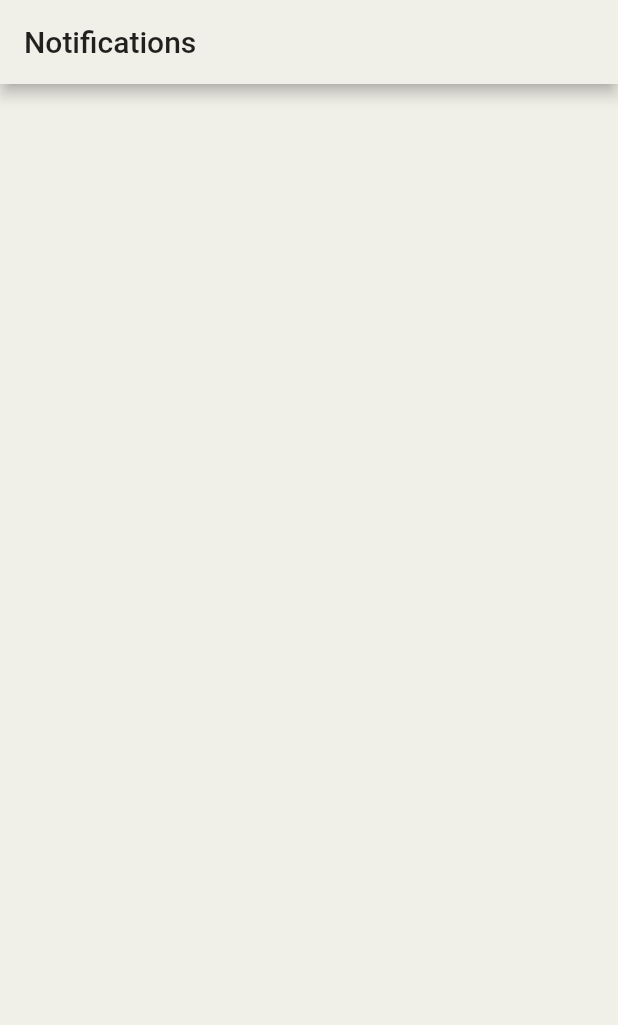
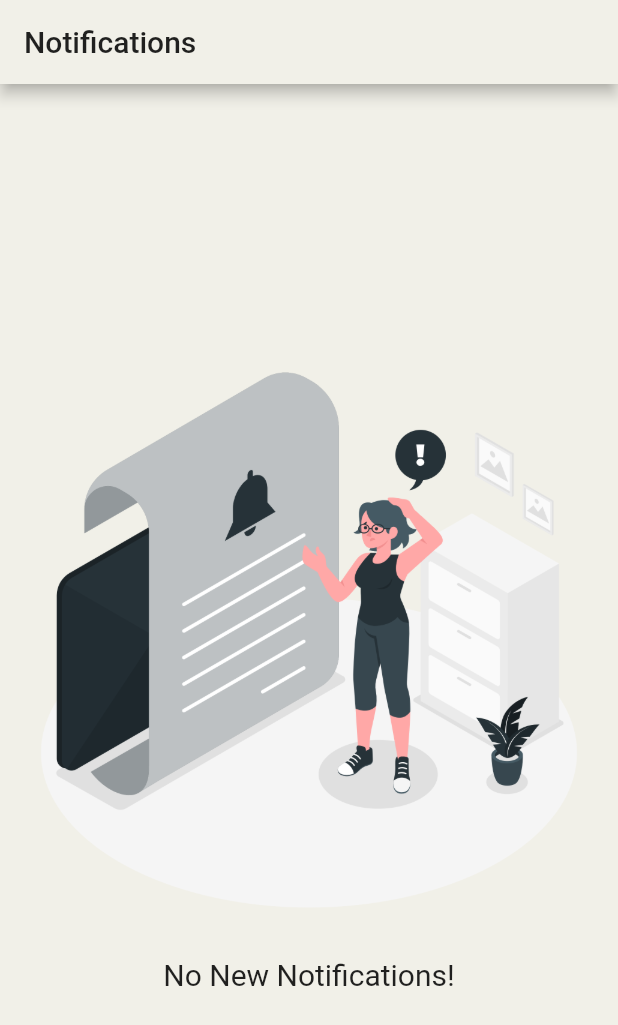
Before and after one commit to imshivamdwivedi/Buddy, a Flutter app: the UserNotification screen opened directly, on a phone screen of 412 x 824 dp. Shown: the top 1025 px of the screen. Run offline on Flutter 3.47's test engine with Material 2 defaults, Android fonts, the phone set to English and light mode, and no system bars; our stand-ins replace another_flushbar, firebase_auth, firebase_core, firebase_database, flutter_svg, flutter_typeahead and 3 more; missing offline and left inert: syncfusion_flutter_core; accounts and stored records are empty.

Commit message:
Added no new notification Module

```diff
--- a/lib/notification/screen/notification_screen.dart
+++ b/lib/notification/screen/notification_screen.dart
@@ -53,7 +53,27 @@ class _UserNotificationState extends State<UserNotification> {
         ),
         backgroundColor: kPrimaryColor,
       ),
-      body: ListView.builder(
+      body: notData.allNotification.isEmpty
+          ? Column(
+              mainAxisAlignment: MainAxisAlignment.center,
+              children: [
+                Image.asset(
+                  "assets/images/nonewnot.png",
+                  height: 400.0,
+                  width: 400.0,
+                ),
+                SizedBox(
+                  height: 20,
+                ),
+                Center(
+                  child: Text(
+                    'No New Notifications!',
+                    style: TextStyle(fontSize: 20),
+                  ),
+                ),
+              ],
+            )
+          : ListView.builder(
               itemBuilder: (ctx, index) => ChangeNotifierProvider.value(
                 value: notData.allNotification[index],
                 child: Consumer<NotificationModel>(
@@ -62,6 +82,8 @@ class _UserNotificationState extends State<UserNotification> {
                       return RequestNotification(
                         notificationModel: not,
                       );
+                    } else if (not.type == 'TEXT') {
+                      return SimpleNotification(not.title);
                     } else {
                       return SimpleNotification('No New Notifications!');
                     }
--- a/lib/user/screens/connection screen/search_connection_screen.dart
+++ b/lib/user/screens/connection screen/search_connection_screen.dart
@@ -199,11 +199,9 @@ class _SearchConnectionScreenState extends State<SearchConnectionScreen> {
       onPressed: user.isFriend
           ? null
           : () {
-              String name =
-                  user.userModel.firstName + " " + user.userModel.lastName;
               //---(Creating Request)----//
               ConnectionHandler().createRequest(_auth.currentUser!.uid,
-                  user.userModel.id, context, name, user);
+                  user.userModel.id, context, userName, user);
             },
     );
   }
```
Also changed, not shown: lib/notification/widget/request_notification.dart (+35 -1 lines), lib/user/screens/user_dashboard_pages.dart/home.dart (+6 -4 lines), lib/user/users_connections/connection_handler.dart (+7 -0 lines), assets/images/nonewnot.png (added). Lines whose indentation alone changed are shown as unchanged.
